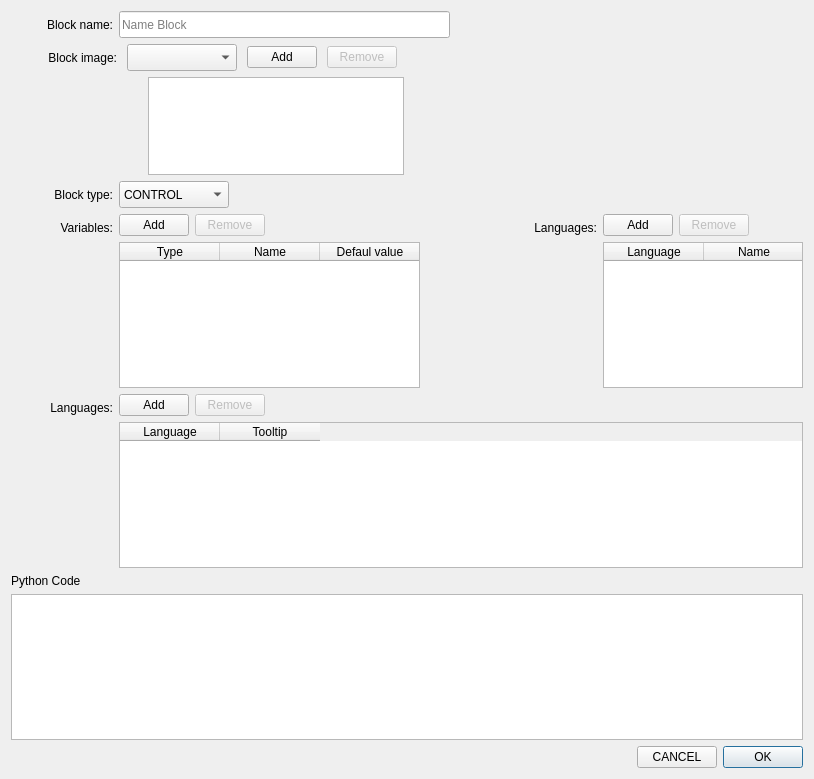
robocomp/LearnBlock, file learnbot_dsl/guis/CreateBlock.ui: the form before one commit.
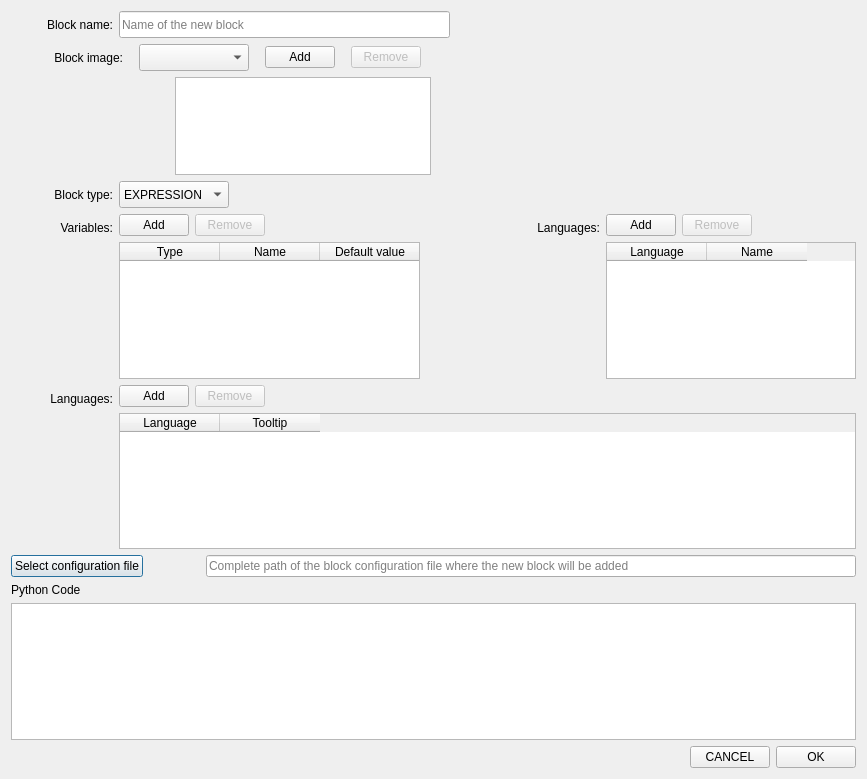
The form after the commit.

Commit message: Improvement of the create block functionality

Patch:
```diff
--- a/learnbot_dsl/guis/CreateBlock.ui
+++ b/learnbot_dsl/guis/CreateBlock.ui
@@ -6,7 +6,7 @@
    <rect>
     <x>0</x>
     <y>0</y>
-    <width>814</width>
+    <width>867</width>
     <height>779</height>
    </rect>
   </property>
@@ -56,7 +56,7 @@
         <string extracomment="Name of block"/>
        </property>
        <property name="placeholderText">
-        <string>Name Block</string>
+        <string>Name of the new block</string>
        </property>
       </widget>
      </item>
@@ -248,7 +248,7 @@
        </property>
        <item>
         <property name="text">
-         <string>CONTROL</string>
+         <string>EXPRESSION</string>
         </property>
        </item>
        <item>
@@ -428,7 +428,7 @@
            </column>
            <column>
             <property name="text">
-             <string>Defaul value</string>
+             <string>Default value</string>
             </property>
            </column>
           </widget>
@@ -547,7 +547,7 @@
         <widget class="QTableWidget" name="tableWidgetlanguages">
          <property name="minimumSize">
           <size>
-           <width>200</width>
+           <width>250</width>
            <height>0</height>
           </size>
          </property>
@@ -682,6 +682,12 @@
        </item>
        <item>
         <widget class="QTableWidget" name="tableWidgetToolTip">
+         <property name="sizePolicy">
+          <sizepolicy hsizetype="Expanding" vsizetype="Expanding">
+           <horstretch>0</horstretch>
+           <verstretch>0</verstretch>
+          </sizepolicy>
+         </property>
          <property name="minimumSize">
           <size>
            <width>0</width>
@@ -722,6 +728,43 @@
      </item>
     </layout>
    </item>
+   <item>
+    <layout class="QHBoxLayout" name="horizontalLayout_12">
+     <item>
+      <widget class="QPushButton" name="pushButtonConfigFile">
+       <property name="text">
+        <string>Select configuration file</string>
+       </property>
+      </widget>
+     </item>
+     <item>
+      <spacer name="horizontalSpacer_7">
+       <property name="orientation">
+        <enum>Qt::Horizontal</enum>
+       </property>
+       <property name="sizeHint" stdset="0">
+        <size>
+         <width>40</width>
+         <height>20</height>
+        </size>
+       </property>
+      </spacer>
+     </item>
+     <item>
+      <widget class="QLineEdit" name="lineEditConfigFile">
+       <property name="minimumSize">
+        <size>
+         <width>650</width>
+         <height>0</height>
+        </size>
+       </property>
+       <property name="placeholderText">
+        <string>Complete path of the block configuration file where the new block will be added</string>
+       </property>
+      </widget>
+     </item>
+    </layout>
+   </item>
    <item>
     <widget class="QLabel" name="label">
      <property name="text">
```
Left out of the diff: 13 changed lines with no effect on the pictures. The commit also changes 3 other files.
